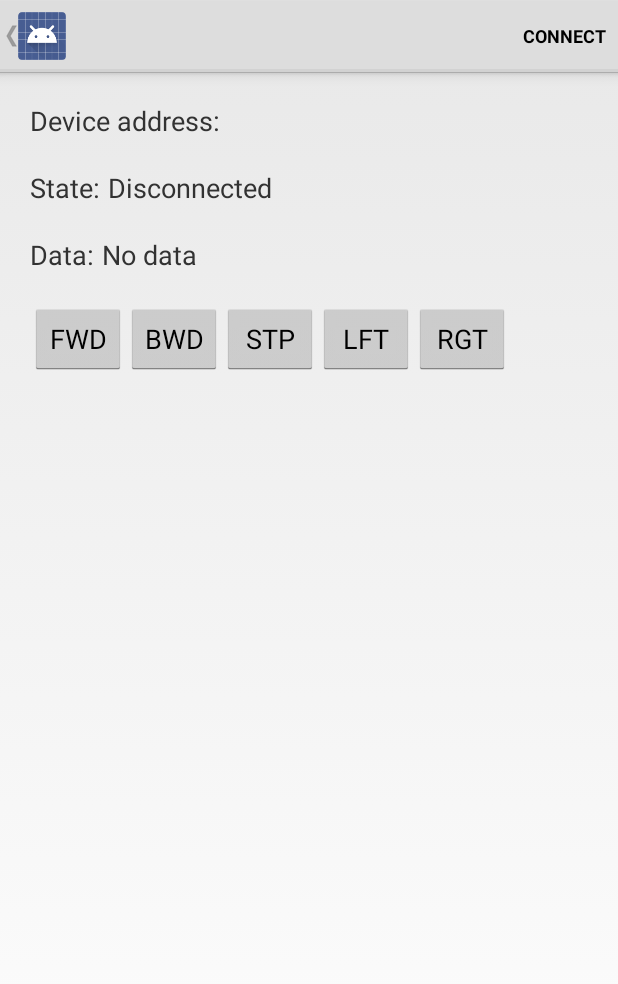
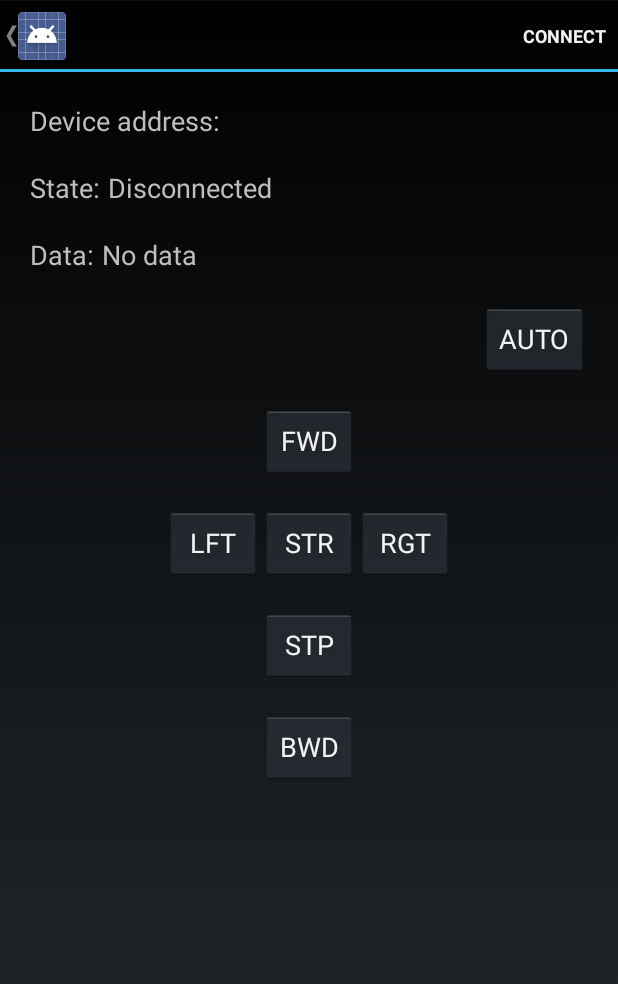
Before and after one commit to TheodoreBradshaw/Wildcat_RC_Car, an Android app: the DeviceControlActivity screen opened directly, with no data from a screen before it, on a phone screen of 412 x 824 dp. Shown: the top 984 px of the screen. Run offline under Robolectric (Android 15) with nearby library versions, the phone set to English and light mode, and no system bars; 3 statements that could not run were skipped.

Commit message:
Added LED's & refactored code...

```diff
--- a/android-BluetoothLeGatt/Application/src/main/AndroidManifest.xml
+++ b/android-BluetoothLeGatt/Application/src/main/AndroidManifest.xml
@@ -37,7 +37,7 @@
 
     <application android:label="@string/app_name"
         android:icon="@drawable/ic_launcher"
-        android:theme="@android:style/Theme.Holo.Light">
+        android:theme="@android:style/Theme.Holo">
         <activity android:name=".DeviceScanActivity"
             android:label="@string/app_name">
             <intent-filter>
--- a/android-BluetoothLeGatt/Application/src/main/java/com/example/android/bluetoothlegatt/DeviceControlActivity.java
+++ b/android-BluetoothLeGatt/Application/src/main/java/com/example/android/bluetoothlegatt/DeviceControlActivity.java
@@ -171,6 +171,8 @@ public class DeviceControlActivity extends Activity {
     private final byte ACTION_BACKWARD   = 0x2;
     private final byte ACTION_LEFT       = 0x3;
     private final byte ACTION_RIGHT      = 0x4;
+    private final byte ACTION_STRAIT     = 0x5;
+    private final byte ACTION_AUTO       = 0x6;
 
     @Override
     public void onCreate(Bundle savedInstanceState) {
@@ -199,6 +201,9 @@ public class DeviceControlActivity extends Activity {
         ((Button) findViewById(R.id.stop_btn)).setOnClickListener(new ButtonClickListener(ACTION_STOP));
         ((Button) findViewById(R.id.left_btn)).setOnClickListener(new ButtonClickListener(ACTION_LEFT));
         ((Button) findViewById(R.id.right_btn)).setOnClickListener(new ButtonClickListener(ACTION_RIGHT));
+        ((Button) findViewById(R.id.strait_btn)).setOnClickListener(new ButtonClickListener(ACTION_STRAIT));
+        ((Button) findViewById(R.id.auto_btn)).setOnClickListener(new ButtonClickListener(ACTION_AUTO));
+
     }
 
     @Override
--- a/android-BluetoothLeGatt/Application/src/main/res/layout/gatt_services_characteristics.xml
+++ b/android-BluetoothLeGatt/Application/src/main/res/layout/gatt_services_characteristics.xml
@@ -66,35 +66,76 @@
                   android:textSize="18sp"/>
     </LinearLayout>
     <LinearLayout   android:orientation="horizontal"
+        android:layout_width="match_parent"
+        android:layout_height="wrap_content"
+        android:layout_margin="10dp"
+        android:gravity="right">
+        <Button android:id="@+id/auto_btn"
+            android:layout_width="wrap_content"
+            android:layout_height="match_parent"
+            android:textSize="18sp"
+            android:text="AUTO"/>
+
+    </LinearLayout>
+    <LinearLayout   android:orientation="horizontal"
                     android:layout_width="match_parent"
                     android:layout_height="wrap_content"
-                    android:layout_margin="10dp">
+                    android:layout_margin="10dp"
+                    android:gravity="center_horizontal">
         <Button android:id="@+id/forward_btn"
                 android:layout_width="wrap_content"
                 android:layout_height="match_parent"
                 android:textSize="18sp"
                 android:text="FWD"/>
-        <Button android:id="@+id/backward_btn"
-            android:layout_width="wrap_content"
-            android:layout_height="match_parent"
-            android:textSize="18sp"
-            android:text="BWD"/>
-        <Button android:id="@+id/stop_btn"
-            android:layout_width="wrap_content"
-            android:layout_height="match_parent"
-            android:textSize="18sp"
-            android:text="STP"/>
+
+    </LinearLayout>
+    <LinearLayout   android:orientation="horizontal"
+        android:layout_width="match_parent"
+        android:layout_height="wrap_content"
+        android:layout_margin="10dp"
+        android:layout_gravity="center_horizontal"
+        android:gravity="center_horizontal">
+
         <Button android:id="@+id/left_btn"
             android:layout_width="wrap_content"
             android:layout_height="match_parent"
             android:textSize="18sp"
-            android:text="LFT"/>
+            android:text="LFT"
+            android:layout_gravity="center_horizontal"/>
+        <Button android:id="@+id/strait_btn"
+            android:layout_width="wrap_content"
+            android:layout_height="match_parent"
+            android:textSize="18sp"
+            android:text="STR"/>
         <Button android:id="@+id/right_btn"
             android:layout_width="wrap_content"
             android:layout_height="match_parent"
             android:textSize="18sp"
             android:text="RGT"/>
     </LinearLayout>
+    <LinearLayout   android:orientation="horizontal"
+        android:layout_width="match_parent"
+        android:layout_height="wrap_content"
+        android:layout_margin="10dp"
+        android:gravity="center_horizontal">
+        <Button android:id="@+id/stop_btn"
+            android:layout_width="wrap_content"
+            android:layout_height="match_parent"
+            android:textSize="18sp"
+            android:text="STP"/>
+    </LinearLayout>
+    <LinearLayout   android:orientation="horizontal"
+        android:layout_width="match_parent"
+        android:layout_height="wrap_content"
+        android:layout_margin="10dp"
+        android:gravity="center_horizontal">
+        <Button android:id="@+id/backward_btn"
+            android:layout_width="wrap_content"
+            android:layout_height="match_parent"
+            android:textSize="18sp"
+            android:text="BWD"/>
+    </LinearLayout>
+
     <ExpandableListView android:id="@+id/gatt_services_list"
             android:layout_width="match_parent"
             android:layout_height="wrap_content"/>
```
Also changed, not shown: 7 other files.
